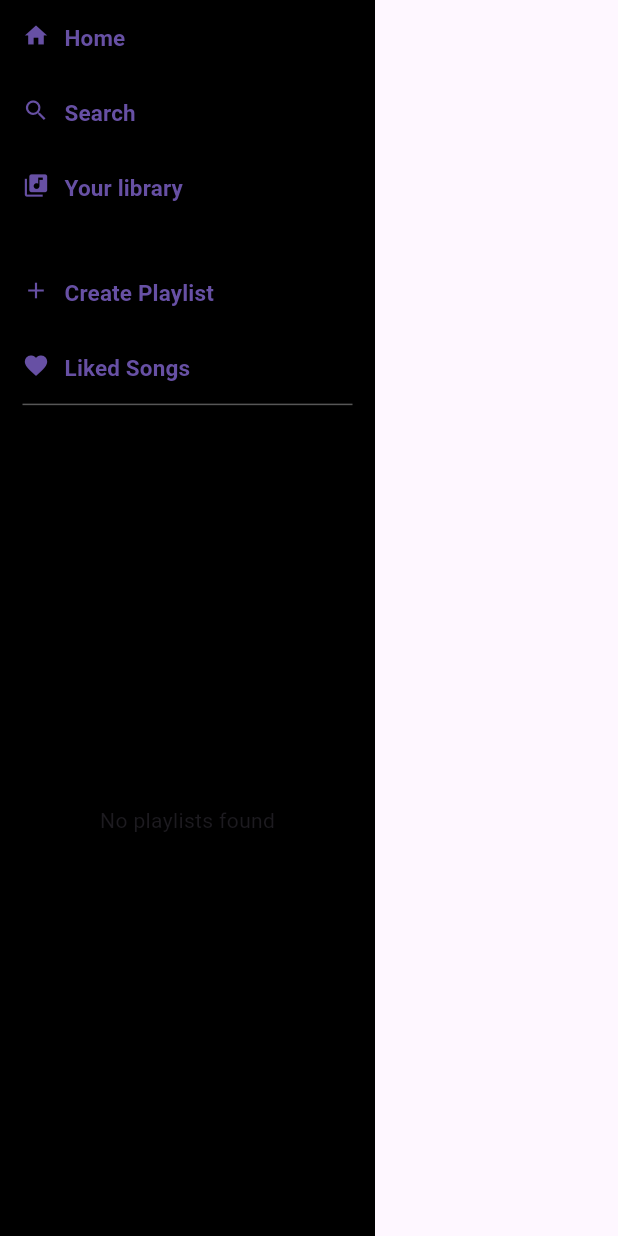
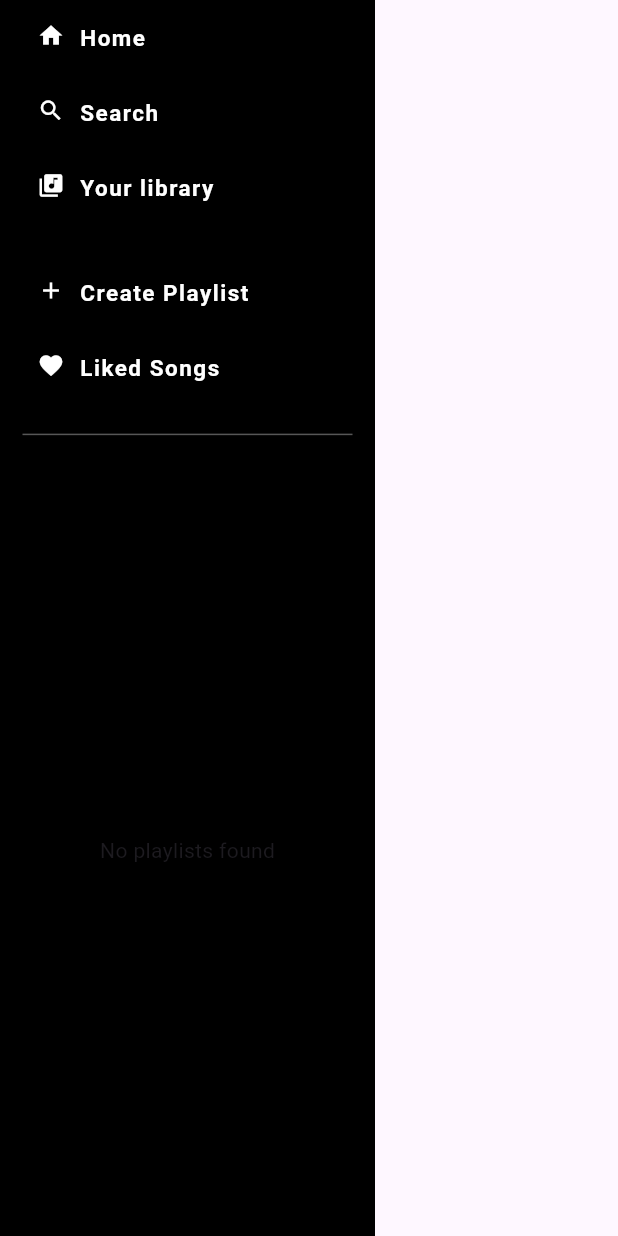
Before and after one commit to iuliamoisa/spotify-clone, a Flutter app: the LeftSidePannel widget shown alone on an empty page, opened directly with empty values, on a phone screen of 412 x 824 dp. Run offline on Flutter 3.47's test engine with Material 3 defaults, Android fonts, the phone set to English and light mode, and no system bars; our stand-ins replace cached_network_image; network calls fail.

Commit message:
left side bar

```diff
--- a/lib/left_side_pannel.dart
+++ b/lib/left_side_pannel.dart
@@ -56,7 +56,19 @@ class _LeftSidePannelState extends State<LeftSidePannel> {
         mainAxisSize: MainAxisSize.max,
         children: [
           NavBar(user: widget.user),
-          Divider(color: const Color.fromARGB(140, 158, 158, 158), height: 0.1),
+
+          // Divider(color: const Color.fromARGB(140, 158, 158, 158), height: 0.1, ),
+          Container(
+            margin: EdgeInsets.only(top: 20, bottom: 20), // Specify top and bottom margins
+            child: Divider(
+              color: const Color.fromARGB(140, 158, 158, 158),
+              height: 0.1,
+            ),
+          ),
+
+
+
+
           Expanded(
             child: FutureBuilder<List<Playlist>>(
               future: _userPlaylists,
--- a/lib/navbar/navbar.dart
+++ b/lib/navbar/navbar.dart
@@ -10,7 +10,7 @@ class NavBar extends StatelessWidget {
   Widget build(BuildContext context) {
     return Container(
       width: 250,
-      color: Color.fromARGB(117, 0, 0, 0),
+      color: Colors.black,
       child: Column(
         // mainAxisAlignment: MainAxisAlignment.start,
         children: [
--- a/lib/navbar/navbar_buttons.dart
+++ b/lib/navbar/navbar_buttons.dart
@@ -25,12 +25,13 @@ class NavigationButton extends StatelessWidget {
 
   @override
   Widget build(BuildContext context) {
-    return SizedBox( // Modificarea aici
+    return SizedBox(
       width: 250,
       height: 50,
       child: ElevatedButton(
         style: ElevatedButton.styleFrom(
-            backgroundColor: Color.fromARGB(117, 0, 0, 0), padding: EdgeInsets.all(0)),
+            backgroundColor: Color.fromARGB(90, 0, 0, 0),
+            padding: EdgeInsets.all(10)),
         onPressed: () {
           if (buttonName == "Home") {
             Navigator.push(context, MaterialPageRoute(builder: (builder) {
@@ -59,10 +60,13 @@ class NavigationButton extends StatelessWidget {
           child: Wrap(
             spacing: 10,
             children: [
-              Icon(matchButtonIcon()),
+              Icon(matchButtonIcon(), color: Colors.white,),
               Text(buttonName,
                   style: const TextStyle(
-                      fontWeight: FontWeight.bold, fontSize: 15))
+                      fontWeight: FontWeight.bold,
+                      fontSize: 15,
+                      color: Colors.white,
+                      letterSpacing: 1.0),)
             ],
           ),
         ),
--- a/lib/playlist_button.dart
+++ b/lib/playlist_button.dart
@@ -23,6 +23,7 @@ class PlaylistButton extends StatelessWidget {
           fontWeight: FontWeight.bold,
           fontSize: 13,
           color: Colors.white,
+          letterSpacing: 1.2,
         ));
   }
 
```
